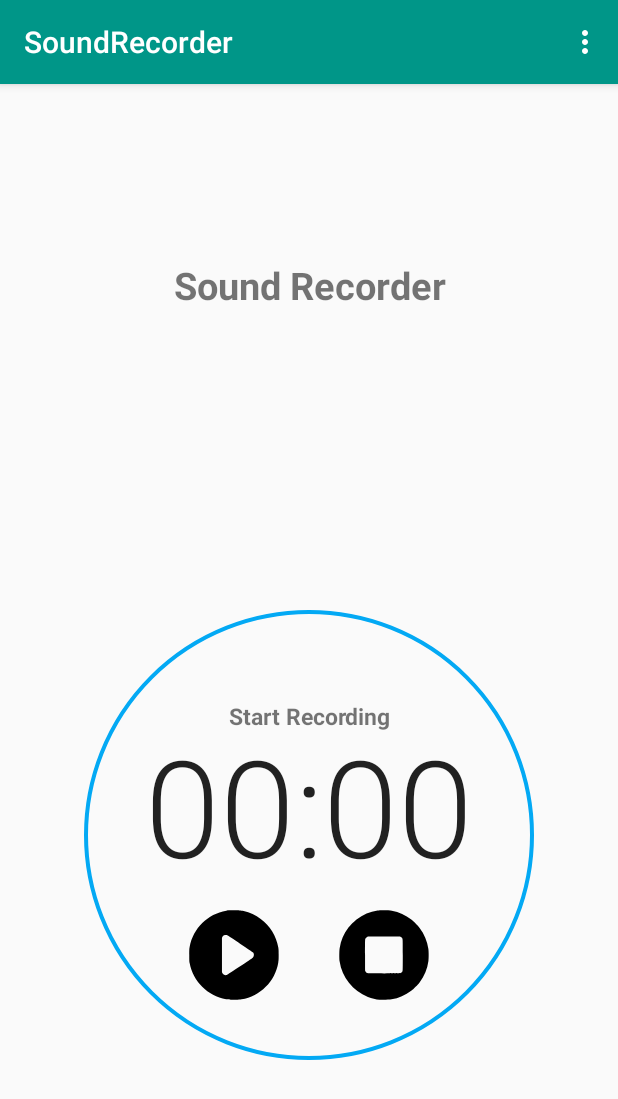
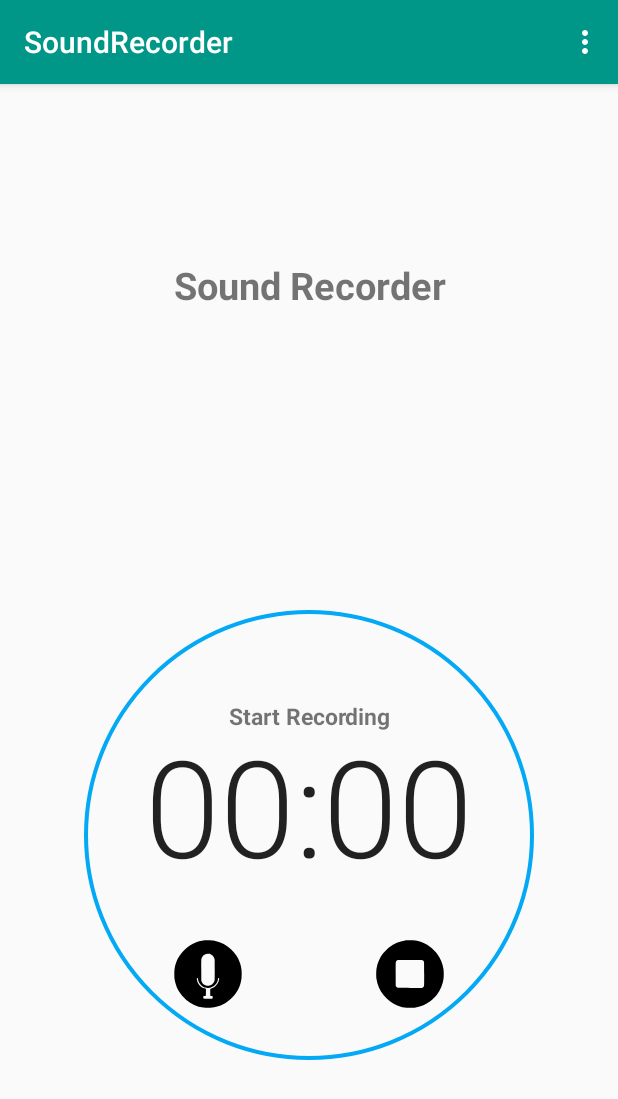
Before and after one commit to zeeshanhussain/SoundRecorder, an Android app: the screen it shows after launch (SoundRecorderActivity), on a phone screen of 412 x 824 dp. Shown: the top 1099 px of the screen. Run offline under Robolectric (Android 15) with nearby library versions, the phone set to English and light mode, and no system bars.

Commit message:
SoundRecorder: Add play button
Signed-off-by: Sanyam Jain <sanyam@witworks.com>

```diff
--- a/app/src/main/java/com/deadlymachine/soundrecorder/SoundRecorderActivity.java
+++ b/app/src/main/java/com/deadlymachine/soundrecorder/SoundRecorderActivity.java
@@ -1,11 +1,14 @@
 package com.deadlymachine.soundrecorder;
 
 import android.Manifest;
+import android.app.AlertDialog;
+import android.content.Context;
 import android.content.DialogInterface;
 import android.app.AlertDialog;
 import android.content.Intent;
 import android.content.pm.PackageManager;
 import android.graphics.Color;
+import android.media.AudioManager;
 import android.media.MediaPlayer;
 import android.media.MediaRecorder;
 import android.os.Bundle;
@@ -46,9 +49,10 @@ public class SoundRecorderActivity extends AppCompatActivity implements BackHand
     private MediaRecorder mMediaRecorder = null;
     private MediaPlayer mMediaPlayer = null;
     private Chronometer mChronometer = null;
+    private AudioManager mAudioManager;
     private File outDir;
     private String outputFile = null;
-    private Button mStartButton, mStopButton;
+    private Button mRecordButton, mStopButton, mPlayButton;
     private boolean isPermissionGranted = false;
     private boolean isStopPressed = false;
     private boolean isMediaRecording = false;
@@ -62,12 +66,14 @@ public class SoundRecorderActivity extends AppCompatActivity implements BackHand
                 Manifest.permission.WRITE_EXTERNAL_STORAGE,
                 Manifest.permission.RECORD_AUDIO}, 1);
         outDir = new File(Environment.getExternalStorageDirectory() + File.separator + "SoundRecorder");
-        mChronometer = (Chronometer) findViewById(R.id.chronometer);
+        mAudioManager = (AudioManager) getApplicationContext().getSystemService(Context.AUDIO_SERVICE);
         mRecorderStatus = (TextView) findViewById(R.id.recorderStatus);
         mChronometer = (Chronometer) findViewById(R.id.chronometer);
-        mStartButton = (Button) findViewById(R.id.button1);
-        mStartButton.setClickable(true);
-        mStartButton.setOnClickListener(new View.OnClickListener() {
+        mRecordButton = (Button) findViewById(R.id.button1);
+        mStopButton = (Button) findViewById(R.id.button2);
+        mPlayButton = (Button) findViewById(R.id.button3);
+        mRecordButton.setClickable(true);
+        mRecordButton.setOnClickListener(new View.OnClickListener() {
             @Override
             public void onClick(View v) {
                 if (isPermissionGranted) {
@@ -77,8 +83,9 @@ public class SoundRecorderActivity extends AppCompatActivity implements BackHand
                         mMediaRecorder.start();
                         mChronometer.setBase(SystemClock.elapsedRealtime());
                         mChronometer.start();
-                        mStartButton.setClickable(false);
+                        mRecordButton.setClickable(false);
                         mStopButton.setClickable(true);
+                        mPlayButton.setVisibility(View.GONE);
                         isMediaRecording = true;
                         mRecorderStatus.setText("Listening");
                     } catch (Exception e) {
@@ -89,7 +96,6 @@ public class SoundRecorderActivity extends AppCompatActivity implements BackHand
                 }
             }
         });
-        mStopButton = (Button) findViewById(R.id.button2);
         mStopButton.setClickable(false);
         mStopButton.setOnClickListener(new View.OnClickListener() {
             @Override
@@ -106,10 +112,21 @@ public class SoundRecorderActivity extends AppCompatActivity implements BackHand
                     mMediaRecorder = null;
                     isStopPressed = true;
                     isMediaRecording = false;
+                    mChronometer.stop();
+                    mChronometer.setBase(SystemClock.elapsedRealtime());
+                    mRecorderStatus.setText("Stopped");
+                    mPlayButton.setVisibility(View.VISIBLE);
+                }
+            }
+        });
+        mPlayButton.setOnClickListener(new View.OnClickListener() {
+            @Override
+            public void onClick(View v) {
+                if (mAudioManager.getRingerMode() != AudioManager.RINGER_MODE_SILENT) {
+                    mRecordButton.setClickable(false);
+                    mStopButton.setClickable(false);
                     mRecorderStatus.setText("Playing");
                     try {
-                        mChronometer.stop();
-                        mChronometer.setBase(SystemClock.elapsedRealtime());
                         mMediaPlayer = new MediaPlayer();
                         mMediaPlayer.setDataSource(outputFile);
                         mMediaPlayer.setVolume(7.0f, 7.0f);
@@ -119,6 +136,8 @@ public class SoundRecorderActivity extends AppCompatActivity implements BackHand
                     } catch (Exception e) {
                         e.printStackTrace();
                     }
+                } else {
+                    Toast.makeText(getApplicationContext(), "Your device is in Silent mode", Toast.LENGTH_SHORT).show();
                 }
             }
         });
@@ -202,8 +221,9 @@ public class SoundRecorderActivity extends AppCompatActivity implements BackHand
 
 
     private void setOnCompletion() {
-        mStartButton.setClickable(true);
+        mRecordButton.setClickable(true);
         mStopButton.setClickable(false);
+        mPlayButton.setVisibility(View.GONE);
         mRecorderStatus.setText("Start Recording");
     }
 
--- /dev/null
+++ b/app/src/main/res/drawable/ic_record.xml
@@ -0,0 +1,26 @@
+<?xml version="1.0" encoding="utf-8"?>
+<vector xmlns:android="http://schemas.android.com/apk/res/android"
+    android:width="5640dp"
+    android:height="5630dp"
+    android:viewportWidth="5640"
+    android:viewportHeight="5630">
+
+    <path
+        android:fillColor="#000000"
+        android:strokeWidth="1"
+        android:pathData="M2425 5594 c-529 -72 -999 -282 -1404 -630 -494 -424 -819 -955 -940 -1539 -43
+-212 -55 -338 -55 -605 0 -388 43 -648 160 -975 263 -730 929 -1396 1659 -1659 327
+-117 587 -160 975 -160 267 0 393 12 605 55 492 102 938 342 1321 712 499 480 771
+1016 855 1682 17 130 17 560 0 690 -79 632 -323 1136 -776 1603 -453 469 -993 745
+-1619 827 -151 19 -635 19 -781 -1z m765 -754 c17 -17 20 -33 20 -98 0 -107 -4
+-111 -115 -114 l-90 -3 0 -289 0 -289 85 -27 c335 -104 592 -398 651 -743 13 -78 7
+-113 -21 -122 -40 -13 -57 10 -69 95 -23 155 -78 280 -178 403 -125 153 -251 231
+-480 301 -56 17 -307 23 -317 8 -3 -5 -31 -14 -63 -21 -101 -22 -248 -101 -340
+-183 -170 -152 -254 -301 -283 -506 -13 -88 -29 -110 -70 -97 -28 9 -34 44 -20 127
+56 332 308 627 618 723 48 15 97 31 110 36 l22 9 -2 287 -3 288 -95 3 c-116 3 -120
+7 -120 114 0 126 -26 118 390 118 337 0 351 -1 370 -20z m-242 -1066 c42 -9 104
+-30 137 -47 113 -61 223 -194 268 -326 22 -66 22 -67 25 -891 2 -537 -1 -849 -8
+-895 -25 -167 -153 -342 -304 -415 -99 -48 -148 -59 -250 -60 -212 0 -402 115 -495
+300 -22 43 -44 103 -50 132 -8 38 -11 316 -9 923 l3 870 26 66 c50 129 153 246 268
+304 40 20 69 28 176 49 47 9 141 5 213 -10z" />
+</vector>
--- a/app/src/main/res/layout/activity_soundrecorder.xml
+++ b/app/src/main/res/layout/activity_soundrecorder.xml
@@ -52,20 +52,29 @@
 
         <Button
             android:id="@+id/button1"
-            android:layout_width="60dp"
-            android:layout_height="60dp"
-            android:layout_marginLeft="70dp"
-            android:layout_marginTop="200dp"
-            android:background="@drawable/ic_play" />
+            android:layout_width="45dp"
+            android:layout_height="45dp"
+            android:layout_marginLeft="60dp"
+            android:layout_marginTop="220dp"
+            android:background="@drawable/ic_record" />
 
         <Button
             android:id="@+id/button2"
-            android:layout_width="60dp"
-            android:layout_height="60dp"
+            android:layout_width="45dp"
+            android:layout_height="45dp"
             android:layout_alignParentRight="true"
-            android:layout_marginRight="70dp"
-            android:layout_marginTop="200dp"
+            android:layout_marginRight="60dp"
+            android:layout_marginTop="220dp"
             android:background="@drawable/ic_stop" />
+
+        <Button
+            android:id="@+id/button3"
+            android:layout_width="45dp"
+            android:layout_height="45dp"
+            android:layout_centerHorizontal="true"
+            android:layout_marginTop="240dp"
+            android:background="@drawable/ic_play"
+            android:visibility="gone"/>
 
     </RelativeLayout>
 
```
